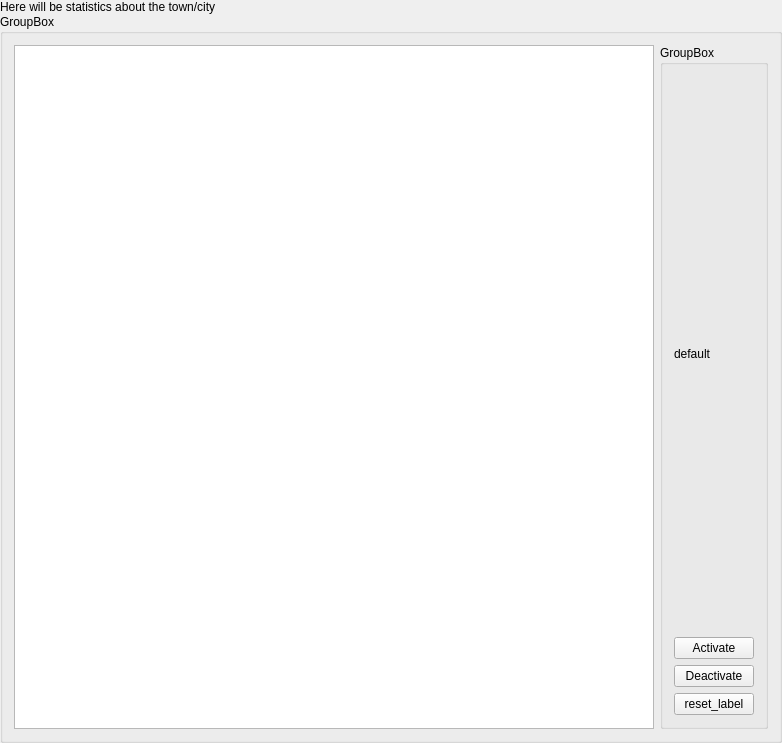
Before: the Qt Designer form src/mainwindow.ui in kokhnovich/PaperTown, drawn with Qt 5.
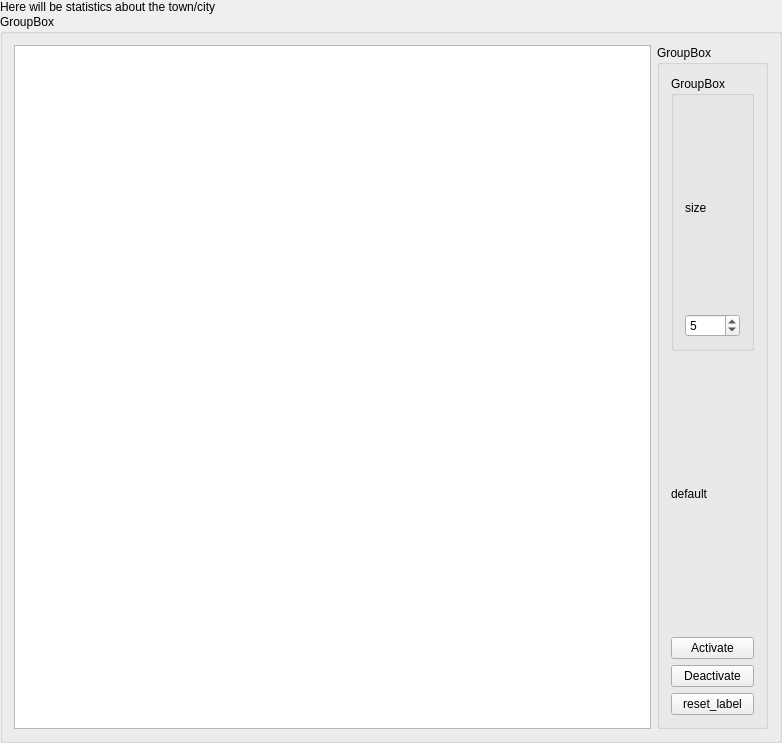
After: the same form once the commit is applied. Icons and pictures are not drawn.

Patch:
```diff
--- a/src/mainwindow.ui
+++ b/src/mainwindow.ui
@@ -62,6 +62,35 @@
           <string>GroupBox</string>
          </property>
          <layout class="QVBoxLayout" name="verticalLayout_2">
+          <item>
+           <widget class="QGroupBox" name="groupBox_3">
+            <property name="title">
+             <string>GroupBox</string>
+            </property>
+            <layout class="QVBoxLayout" name="verticalLayout_3">
+             <item>
+              <widget class="QLabel" name="label_2">
+               <property name="text">
+                <string>size</string>
+               </property>
+              </widget>
+             </item>
+             <item>
+              <widget class="QSpinBox" name="spinBox">
+               <property name="minimum">
+                <number>1</number>
+               </property>
+               <property name="maximum">
+                <number>10</number>
+               </property>
+               <property name="value">
+                <number>5</number>
+               </property>
+              </widget>
+             </item>
+            </layout>
+           </widget>
+          </item>
           <item>
            <widget class="QLabel" name="debug_label">
             <property name="text">
```
Left out of the diff: 7 changed lines with no effect on the pictures.
